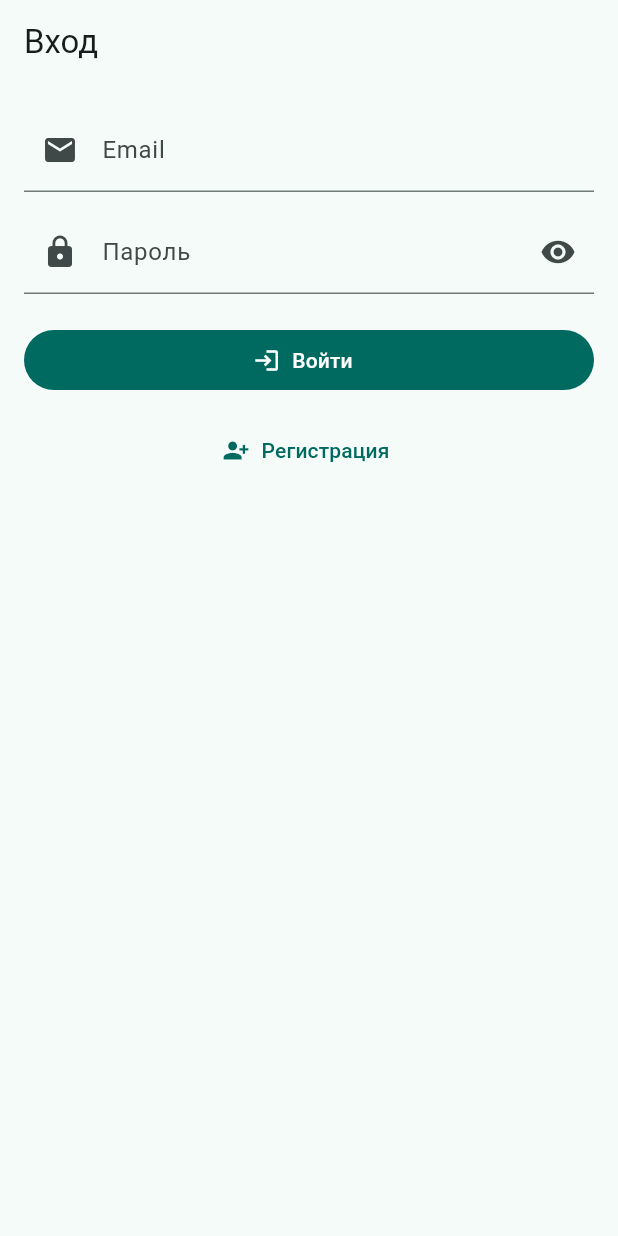
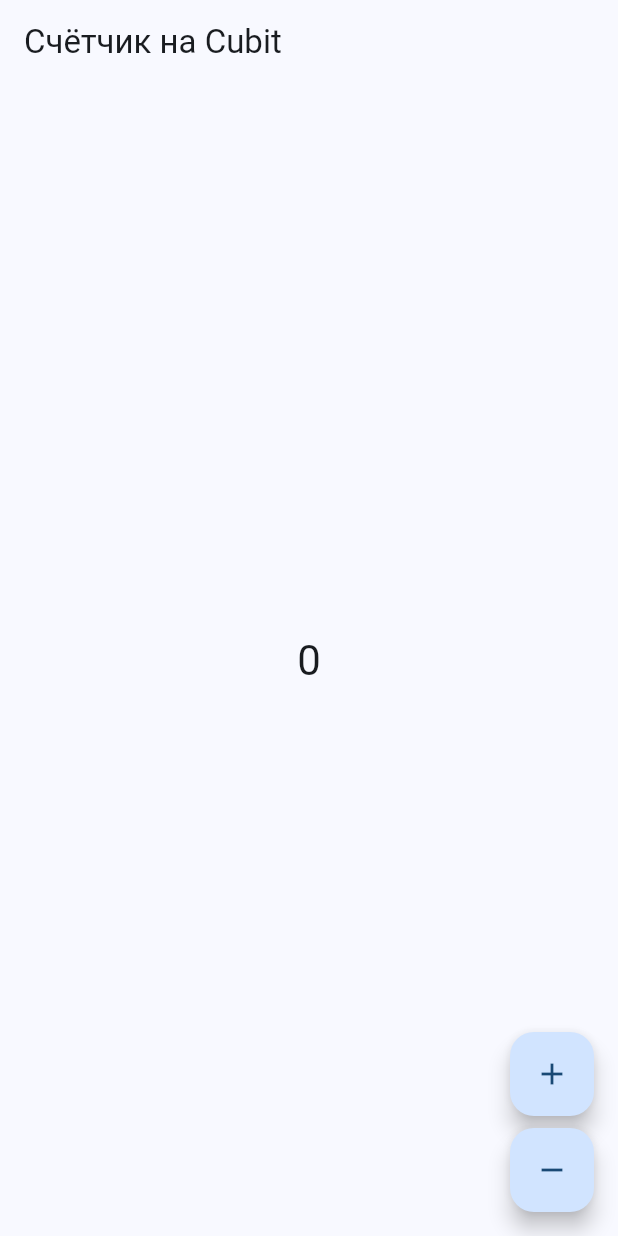
Before and after one commit to InitGvdSelf/RKPM_5, a Flutter app: the screen it shows after launch, on a phone screen of 412 x 824 dp. Run offline on Flutter 3.47's test engine with Material 3 defaults, Android fonts, the phone set to English and light mode, and no system bars; our stand-ins replace bloc, cached_network_image, flutter_bloc, flutter_cache_manager, go_router, shared_preferences; accounts and stored records are empty.

Commit message:
cubit example added

```diff
--- /dev/null
+++ b/lib/app.dart
@@ -0,0 +1,20 @@
+import 'package:flutter/material.dart';
+
+import 'counter/view/counter_page.dart';
+
+class CounterApp extends StatelessWidget {
+  const CounterApp({super.key});
+
+  @override
+  Widget build(BuildContext context) {
+    return MaterialApp(
+      debugShowCheckedModeBanner: false,
+      title: 'RKPM_5 – Cubit пример',
+      theme: ThemeData(
+        colorScheme: ColorScheme.fromSeed(seedColor: Colors.blue),
+        useMaterial3: true,
+      ),
+      home: const CounterPage(),
+    );
+  }
+}
--- /dev/null
+++ b/lib/counter/cubit/counter_cubit.dart
@@ -0,0 +1,9 @@
+import 'package:bloc/bloc.dart';
+
+class CounterCubit extends Cubit<int> {
+  CounterCubit() : super(0);
+
+  void increment() => emit(state + 1);
+
+  void decrement() => emit(state - 1);
+}
--- /dev/null
+++ b/lib/counter/view/counter_page.dart
@@ -0,0 +1,17 @@
+import 'package:flutter/material.dart';
+import 'package:flutter_bloc/flutter_bloc.dart';
+
+import '../cubit/counter_cubit.dart';
+import 'counter_view.dart';
+
+class CounterPage extends StatelessWidget {
+  const CounterPage({super.key});
+
+  @override
+  Widget build(BuildContext context) {
+    return BlocProvider(
+      create: (_) => CounterCubit(),
+      child: const CounterView(),
+    );
+  }
+}
--- /dev/null
+++ b/lib/counter/view/counter_view.dart
@@ -0,0 +1,47 @@
+import 'package:flutter/material.dart';
+import 'package:flutter_bloc/flutter_bloc.dart';
+
+import '../cubit/counter_cubit.dart';
+
+class CounterView extends StatelessWidget {
+  const CounterView({super.key});
+
+  @override
+  Widget build(BuildContext context) {
+    final theme = Theme.of(context);
+
+    return Scaffold(
+      appBar: AppBar(
+        title: const Text('Счётчик на Cubit'),
+      ),
+      body: Center(
+        child: BlocBuilder<CounterCubit, int>(
+          builder: (context, state) {
+            return Text(
+              '$state',
+              style: theme.textTheme.headlineMedium,
+            );
+          },
+        ),
+      ),
+      floatingActionButton: Column(
+        mainAxisAlignment: MainAxisAlignment.end,
+        children: [
+          FloatingActionButton(
+            heroTag: 'increment',
+            onPressed: () =>
+                context.read<CounterCubit>().increment(),
+            child: const Icon(Icons.add),
+          ),
+          const SizedBox(height: 8),
+          FloatingActionButton(
+            heroTag: 'decrement',
+            onPressed: () =>
+                context.read<CounterCubit>().decrement(),
+            child: const Icon(Icons.remove),
+          ),
+        ],
+      ),
+    );
+  }
+}
--- a/lib/main.dart
+++ b/lib/main.dart
@@ -1,67 +1,10 @@
 import 'package:flutter/material.dart';
-import 'package:flutter_localizations/flutter_localizations.dart';
-import 'package:go_router/go_router.dart';
+import 'package:flutter_bloc/flutter_bloc.dart';
 
-import 'package:rkpm_5/app_router.dart';
-import 'package:rkpm_5/shared/app_theme.dart';
+import 'app.dart';
+import 'counter_observer.dart';
 
-// state & services
-import 'package:rkpm_5/features/meds/state/meds_state.dart';
-import 'package:rkpm_5/features/meds/state/meds_repository.dart';
-import 'package:rkpm_5/features/meds/state/dose_scheduler.dart';
-import 'package:rkpm_5/features/meds/state/auth_service.dart';
-import 'package:rkpm_5/features/meds/state/image_service.dart';
-import 'package:rkpm_5/core/app_dependencies.dart';
-
-Future<void> main() async {
-  WidgetsFlutterBinding.ensureInitialized();
-
-  // Глобальные сервисы/состояние
-  final medsState = MedsState(
-    repository: MedsRepository(),
-    scheduler: DoseScheduler(),
-  );
-
-  final auth = AuthService.instance;
-  final images = ImageService.instance;
-
-  await Future.wait([
-    medsState.init(),
-    AuthService.instance.restore(),
-    ImageService.instance.initialize(),
-  ]);
-
-  // Роутер на общем состоянии
-  final appRouter = AppRouter(medsState);
-
-  runApp(
-    AppDependencies(
-      state: medsState,
-      auth: auth,
-      images: images,
-      child: RKPMApp(
-        router: appRouter.router,
-      ),
-    ),
-  );
+void main() {
+  Bloc.observer = CounterObserver();
+  runApp(const CounterApp());
 }
-
-class RKPMApp extends StatelessWidget {
-  final GoRouter router;
-  const RKPMApp({super.key, required this.router});
-
-  @override
-  Widget build(BuildContext context) {
-    return MaterialApp.router(
-      theme: buildAppTheme(),
-      locale: const Locale('ru'),
-      supportedLocales: const [Locale('ru'), Locale('en')],
-      localizationsDelegates: const [
-        GlobalMaterialLocalizations.delegate,
-        GlobalWidgetsLocalizations.delegate,
-        GlobalCupertinoLocalizations.delegate,
-      ],
-      routerConfig: router,
-    );
-  }
-}
--- a/pubspec.yaml
+++ b/pubspec.yaml
@@ -13,6 +13,8 @@ dependencies:
   go_router: ^14.2.0
   flutter_localizations:
     sdk: flutter
+  bloc: ^9.0.0
+  flutter_bloc: ^9.1.1
 
 
   cached_network_image: ^3.3.1
```
Also changed, not shown: lib/counter_observer.dart (added, +10 -0 lines), pubspec.lock.
